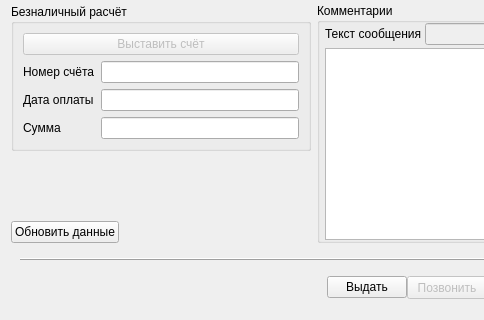
solderercb/snap_crm, file tabrepair.ui: the form before one commit; both pictures show x 0 to 484 and y 648 to 968 of the 1176 by 968 pixel window.
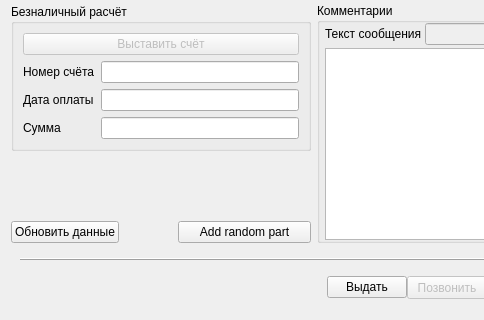
The form after the commit. Custom widgets are drawn as their Qt base class.

```diff
--- a/tabrepair.ui
+++ b/tabrepair.ui
@@ -1282,6 +1282,13 @@
            </property>
           </widget>
          </item>
+         <item row="21" column="1">
+          <widget class="QPushButton" name="dbgBtnAddRandomPart">
+           <property name="text">
+            <string>Add random part</string>
+           </property>
+          </widget>
+         </item>
         </layout>
        </item>
       </layout>
```
